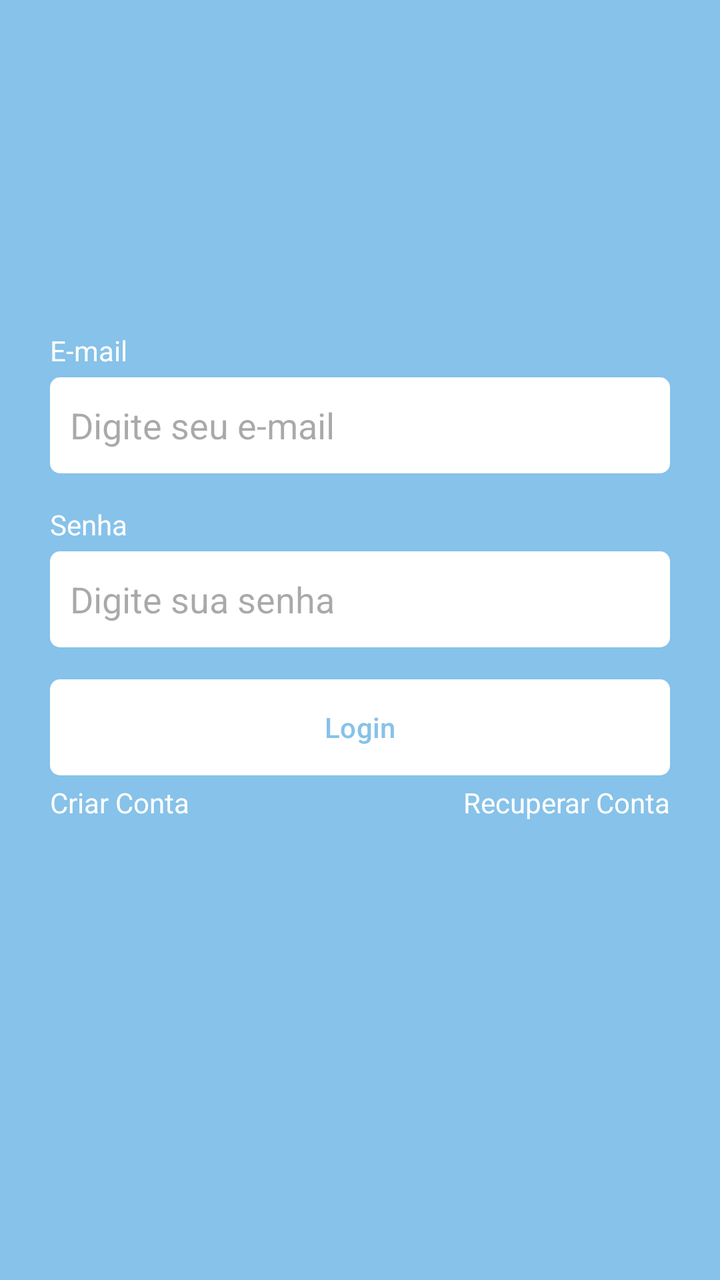
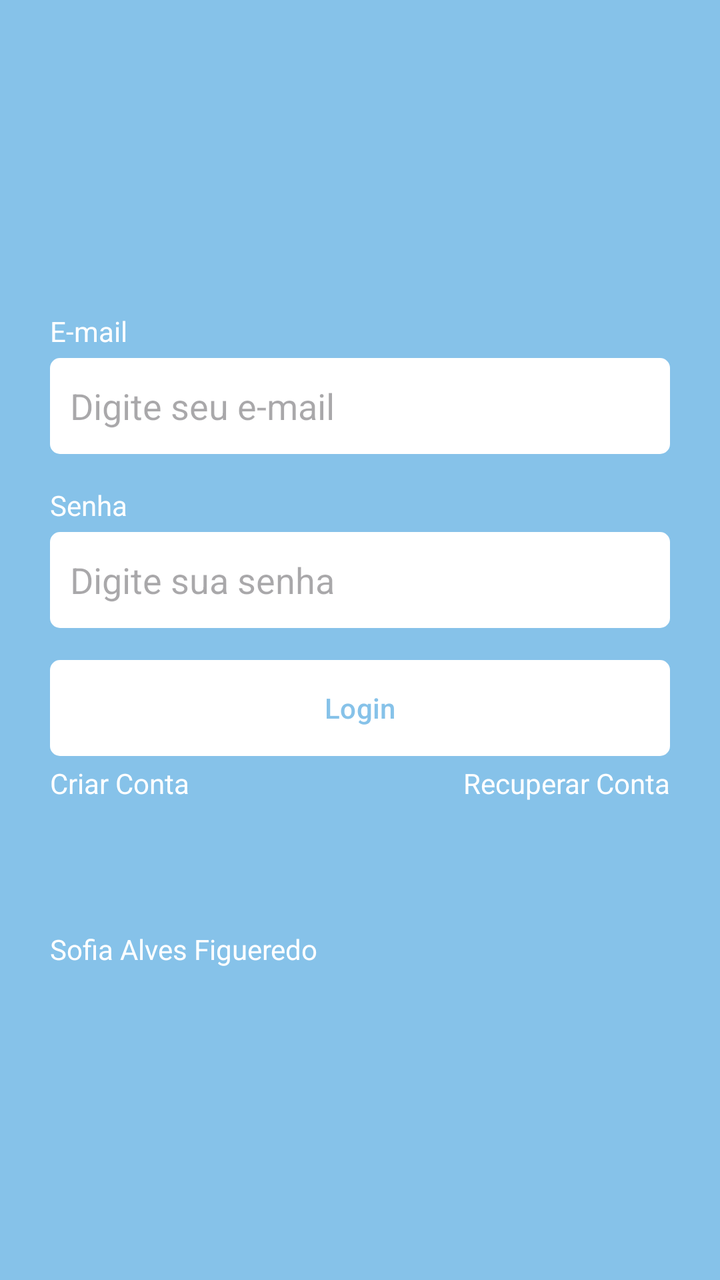

Before-and-after screenshots of an Android layout around one commit, followed by the original layout XML and the change that was made.
<!-- AndroidManifest.xml: application theme Theme.Task -->
<!-- res/layout/fragment_login.xml -->
<?xml version="1.0" encoding="utf-8"?>
<androidx.constraintlayout.widget.ConstraintLayout xmlns:android="http://schemas.android.com/apk/res/android"
    xmlns:tools="http://schemas.android.com/tools"
    android:layout_width="match_parent"
    android:layout_height="match_parent"
    xmlns:app="http://schemas.android.com/apk/res-auto"
    tools:context=".ui.auth.LoginFragment">

    <LinearLayout
        android:id="@+id/linearLayout"
        android:layout_width="0dp"
        android:layout_height="wrap_content"
        android:orientation="vertical"
        android:layout_marginHorizontal="25dp"
        app:layout_constraintTop_toTopOf="parent"
        app:layout_constraintBottom_toBottomOf="parent"
        app:layout_constraintStart_toStartOf="parent"
        app:layout_constraintEnd_toEndOf="parent">

        <TextView
            android:layout_width="wrap_content"
            android:layout_height="wrap_content"
            android:text="E-mail"
            android:textColor="@color/white" />

        <EditText
            android:layout_width="match_parent"
            android:layout_height="48dp"
            android:hint="Digite seu e-mail"
            android:inputType="textEmailAddress"
            android:padding="10dp"
            android:layout_marginTop="4dp"
            android:background="@drawable/bg_edit_text"/>

        <TextView
            android:layout_width="wrap_content"
            android:layout_height="wrap_content"
            android:text="Senha"
            android:textColor="@color/white"
            android:layout_marginTop="16dp"/>

        <EditText
            android:layout_width="match_parent"
            android:layout_height="48dp"
            android:inputType="textPassword"
            android:hint="Digite sua senha"
            android:padding="10dp"
            android:layout_marginTop="4dp"
            android:background="@drawable/bg_edit_text"/>

        <com.google.android.material.button.MaterialButton
            android:layout_width="match_parent"
            android:layout_height="wrap_content"
            android:text="Login"
            android:textColor="@color/color_default"
            app:backgroundTint="@null"
            android:background="@drawable/bg_btn"
            android:layout_marginTop="16dp"/>

        <LinearLayout
            android:layout_width="match_parent"
            android:layout_height="wrap_content"
            android:orientation="horizontal"
            android:layout_marginTop="4dp">

            <TextView
                android:layout_width="wrap_content"
                android:layout_height="wrap_content"
                android:text="Criar Conta"
                android:layout_weight="1"
                android:textAlignment="textStart"
                android:textColor="@color/white"/>

            <TextView
                android:layout_width="wrap_content"
                android:layout_height="wrap_content"
                android:text="Recuperar Conta"
                android:layout_weight="1"
                android:textAlignment="textEnd"
                android:textColor="@color/white"/>

        </LinearLayout>

        <ProgressBar
            android:layout_width="wrap_content"
            android:layout_height="wrap_content"
            android:indeterminateTint="@color/white"
            android:layout_gravity="center"
            android:layout_marginTop="16dp"/>

    </LinearLayout>

</androidx.constraintlayout.widget.ConstraintLayout>
<!-- resources referenced by this layout -->
<resources>
  <color name="color_default">#86C2E9</color>.
  <color name="white">#FFFFFFFF</color>
  <!-- drawable bg_btn (drawable) -->
  <?xml version="1.0" encoding="utf-8"?>
  <shape xmlns:android="http://schemas.android.com/apk/res/android">
  
      <solid android:color="@color/white"/>
      <corners android:radius="5dp"/>
  
  </shape>
  <!-- drawable bg_edit_text (drawable) -->
  <?xml version="1.0" encoding="utf-8"?>
  <shape xmlns:android="http://schemas.android.com/apk/res/android" android:shape="rectangle">
  
      <solid android:color="@color/white"/>
      <corners android:radius="5dp"/>
  
  </shape>
  <style name="Theme.Task" parent="Base.Theme.Task" />
  <style name="Base.Theme.Task" parent="Theme.Material3.DayNight.NoActionBar">
          
          <item name="android:windowBackground">@color/color_default</item>
      </style>
</resources>

<!-- the commit's change to res/layout/fragment_login.xml (unified diff, before → after) -->
@@ -24,6 +24,7 @@
             android:textColor="@color/white" />
 
         <EditText
+            android:id="@+id/editTextEmail"
             android:layout_width="match_parent"
             android:layout_height="48dp"
             android:hint="Digite seu e-mail"
@@ -40,6 +41,7 @@
             android:layout_marginTop="16dp"/>
 
         <EditText
+            android:id="@+id/editTextSenha"
             android:layout_width="match_parent"
             android:layout_height="48dp"
             android:inputType="textPassword"
@@ -49,6 +51,7 @@
             android:background="@drawable/bg_edit_text"/>
 
         <com.google.android.material.button.MaterialButton
+            android:id="@+id/buttonLogin"
             android:layout_width="match_parent"
             android:layout_height="wrap_content"
             android:text="Login"
@@ -64,6 +67,7 @@
             android:layout_marginTop="4dp">
 
             <TextView
+                android:id="@+id/btnRegister"
                 android:layout_width="wrap_content"
                 android:layout_height="wrap_content"
                 android:text="Criar Conta"
@@ -72,6 +76,7 @@
                 android:textColor="@color/white"/>
 
             <TextView
+                android:id="@+id/btnRecover"
                 android:layout_width="wrap_content"
                 android:layout_height="wrap_content"
                 android:text="Recuperar Conta"
@@ -82,11 +87,20 @@
         </LinearLayout>
 
         <ProgressBar
+            android:id="@+id/progressBar"
             android:layout_width="wrap_content"
             android:layout_height="wrap_content"
             android:indeterminateTint="@color/white"
             android:layout_gravity="center"
-            android:layout_marginTop="16dp"/>
+            android:layout_marginTop="16dp"
+            tools:visibility="visible"
+            android:visibility="invisible"/>
+
+        <TextView
+            android:layout_width="wrap_content"
+            android:layout_height="wrap_content"
+            android:textColor="@color/white"
+            android:text="Sofia Alves Figueredo"/>
 
     </LinearLayout>
 
<!-- resource entries referenced after the edit -->
@@ -1,6 +1,6 @@
 <!-- resources referenced by this layout -->
 <resources>
-  <color name="color_default">#86C2E9</color>.
+  <color name="color_default">#86C2E9</color>
   <color name="white">#FFFFFFFF</color>
   <!-- drawable bg_btn (drawable) -->
   <?xml version="1.0" encoding="utf-8"?>
@@ -21,6 +21,8 @@
   <style name="Theme.Task" parent="Base.Theme.Task" />
   <style name="Base.Theme.Task" parent="Theme.Material3.DayNight.NoActionBar">
           
+          <item name="colorPrimary">@color/color_default</item>
+          <item name="colorPrimaryVariant">@color/color_default</item>
           <item name="android:windowBackground">@color/color_default</item>
       </style>
 </resources>
